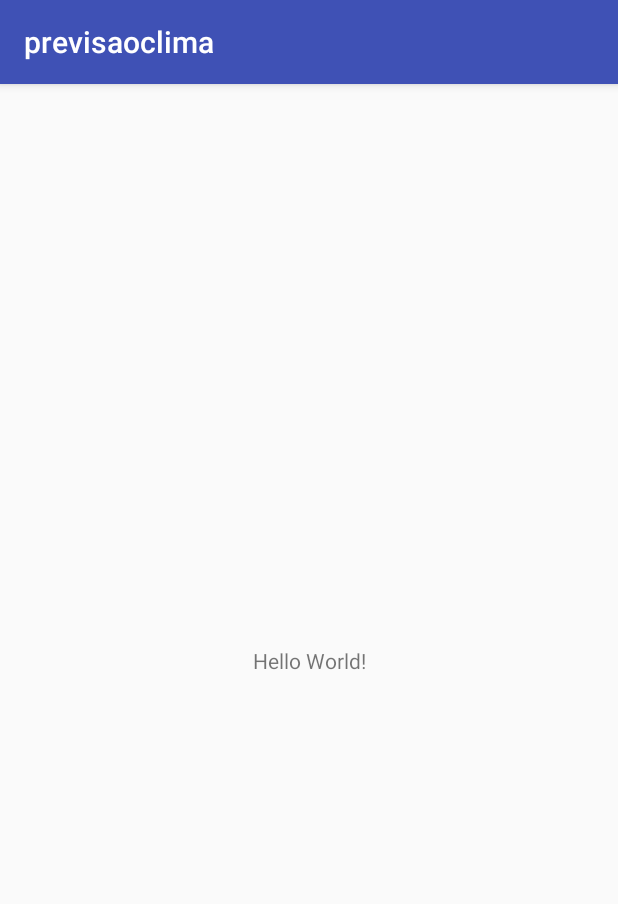
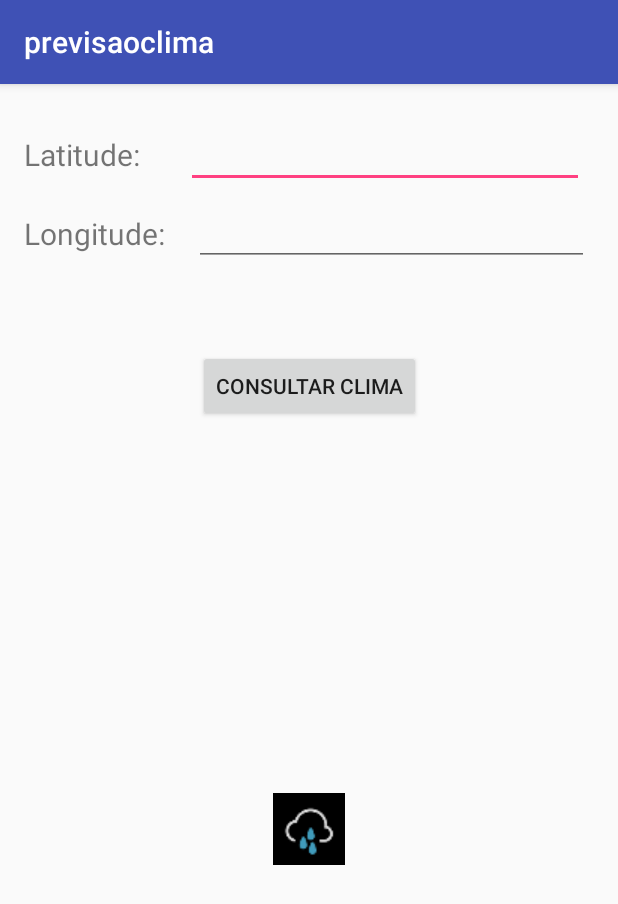
Before and after one commit to CavanhaMan/previsaoclima, an Android app: the screen it shows after launch (MainActivity), on a phone screen of 412 x 824 dp. Shown: the top 904 px of the screen. Run offline under Robolectric (Android 15) with nearby library versions, the phone set to English and light mode, and no system bars.

Commit message:
Criando Layout e adicionando imagens

```diff
--- a/app/build.gradle
+++ b/app/build.gradle
@@ -25,4 +25,7 @@ dependencies {
     testImplementation 'junit:junit:4.12'
     androidTestImplementation 'com.android.support.test:runner:1.0.2'
     androidTestImplementation 'com.android.support.test.espresso:espresso-core:3.0.2'
+
+    compile 'com.squareup.retrofit2:retrofit:2.0.2'
+    compile 'com.squareup.retrofit2:converter-gson:2.0.2'
 }
--- a/app/src/main/java/com/example/aluno/previsaoclima/model/DadosClima.java
+++ b/app/src/main/java/com/example/aluno/previsaoclima/model/DadosClima.java
@@ -1,10 +1,8 @@
 package com.example.aluno.previsaoclima.model;
 
 public class DadosClima {
-//    private Double latitude;
-//    private Double longitude;
+    private Double latitude;
+    private Double longitude;
 
-    @GET("forecast/8eeafa93fa171bb970bfac9b03caa3a3/{latitude},{longitude}?exclude=minutely,hourly,daily,flags,alerts")
-    Call<DadosClima> consulta(@Path("latitude") double latitude,
-                              @Path("longitude") double longitude);
+
 }
--- a/app/src/main/res/layout/activity_main.xml
+++ b/app/src/main/res/layout/activity_main.xml
@@ -7,12 +7,78 @@
     tools:context="com.example.aluno.previsaoclima.MainActivity">
 
     <TextView
+        android:id="@+id/txlatitude"
         android:layout_width="wrap_content"
         android:layout_height="wrap_content"
-        android:text="Hello World!"
-        app:layout_constraintBottom_toBottomOf="parent"
-        app:layout_constraintLeft_toLeftOf="parent"
-        app:layout_constraintRight_toRightOf="parent"
+        android:layout_marginBottom="8dp"
+        android:layout_marginStart="16dp"
+        android:layout_marginTop="8dp"
+        android:text="Latitude:"
+        android:textSize="20dp"
+        app:layout_constraintBottom_toTopOf="@+id/txlongitude"
+        app:layout_constraintStart_toStartOf="parent"
+        app:layout_constraintTop_toTopOf="parent"
+        app:layout_constraintVertical_bias="0.59" />
+
+    <EditText
+        android:id="@+id/edlatitude"
+        android:layout_width="265dp"
+        android:layout_height="wrap_content"
+        android:layout_marginStart="8dp"
+        android:layout_marginTop="24dp"
+        android:ems="10"
+        android:inputType="textPersonName"
+        app:layout_constraintEnd_toEndOf="parent"
+        app:layout_constraintStart_toEndOf="@+id/txlatitude"
         app:layout_constraintTop_toTopOf="parent" />
 
+    <TextView
+        android:id="@+id/txlongitude"
+        android:layout_width="wrap_content"
+        android:layout_height="wrap_content"
+        android:layout_marginBottom="64dp"
+        android:layout_marginStart="16dp"
+        android:text="Longitude:"
+        android:textSize="20dp"
+        app:layout_constraintBottom_toTopOf="@+id/btconsulta"
+        app:layout_constraintStart_toStartOf="parent" />
+
+    <EditText
+        android:id="@+id/edlongitude"
+        android:layout_width="263dp"
+        android:layout_height="36dp"
+        android:layout_marginEnd="8dp"
+        android:layout_marginTop="16dp"
+        android:ems="10"
+        android:inputType="textPersonName"
+        app:layout_constraintEnd_toEndOf="parent"
+        app:layout_constraintHorizontal_bias="0.627"
+        app:layout_constraintStart_toEndOf="@+id/txlongitude"
+        app:layout_constraintTop_toBottomOf="@+id/edlatitude" />
+
+    <Button
+        android:id="@+id/btconsulta"
+        android:layout_width="wrap_content"
+        android:layout_height="wrap_content"
+        android:layout_marginRight="8dp"
+        android:layout_marginLeft="8dp"
+        android:layout_marginTop="56dp"
+        android:text="CONSULTAR CLIMA"
+        app:layout_constraintEnd_toEndOf="parent"
+        app:layout_constraintStart_toStartOf="parent"
+        app:layout_constraintTop_toBottomOf="@+id/edlongitude" />
+
+    <ImageView
+        android:id="@+id/imclima"
+        android:layout_width="wrap_content"
+        android:layout_height="wrap_content"
+        android:layout_marginBottom="8dp"
+        android:layout_marginRight="8dp"
+        android:layout_marginLeft="8dp"
+        android:layout_marginTop="8dp"
+        app:layout_constraintBottom_toBottomOf="parent"
+        app:layout_constraintEnd_toEndOf="parent"
+        app:layout_constraintStart_toStartOf="parent"
+        app:layout_constraintTop_toBottomOf="@+id/btconsulta"
+        app:srcCompat="@drawable/rain" />
 </android.support.constraint.ConstraintLayout>
```
Also changed, not shown: app/src/main/res/drawable/clearday.png (added), app/src/main/res/drawable/clearnight.png (added), app/src/main/res/drawable/cloudy.png (added), app/src/main/res/drawable/fog.png (added), app/src/main/res/drawable/partlycloudday.png (added), app/src/main/res/drawable/partlycloudynight.png (added), app/src/main/res/drawable/rain.png (added), app/src/main/res/drawable/sleet.png (added), app/src/main/res/drawable/snow.png (added), app/src/main/res/drawable/wind.png (added), 2 other files.
